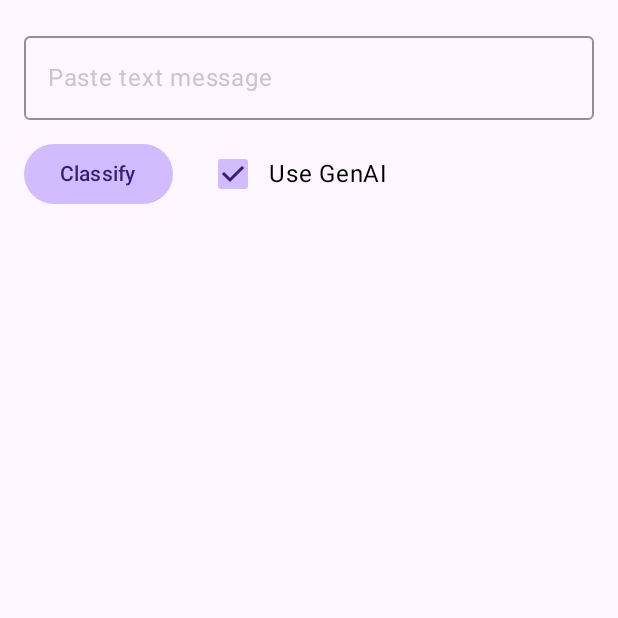
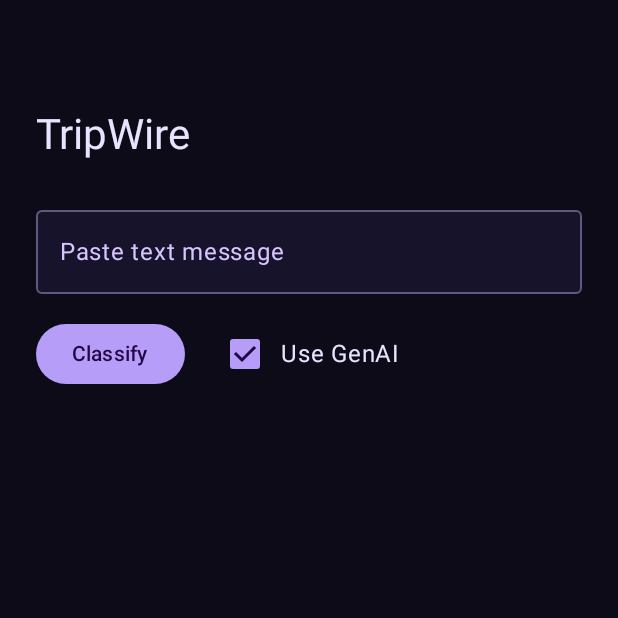
Before and after one commit to Tdarra/tripwire, an Android app built with Jetpack Compose: the screen it shows after launch (MainActivity), on a phone screen of 412 x 824 dp, the top half of it. Run offline under Robolectric (Android 15) with nearby library versions, the light colour scheme and no system bars; libraries missing offline, so code that uses them is left out: com.google.ai.client.

Commit message:
Fix OutlinedTextField color configuration

```diff
--- a/app/src/main/java/com/example/tripwire/ui/ScamScanScreen.kt
+++ b/app/src/main/java/com/example/tripwire/ui/ScamScanScreen.kt
@@ -1,5 +1,6 @@
 package com.example.tripwire.ui
 
+import androidx.compose.foundation.background
 import androidx.compose.foundation.layout.*
 import androidx.compose.material3.*
 import androidx.compose.runtime.Composable
@@ -15,15 +16,47 @@ fun ScamScanScreen(viewModel: ScamScanViewModel) {
     val input by viewModel.input.collectAsState()
     val useGenAI by viewModel.useGenAI.collectAsState()
 
-    Column(Modifier.padding(16.dp)) {
+    Box(
+        modifier = Modifier
+            .fillMaxSize()
+            .background(MaterialTheme.colorScheme.background)
+    ) {
+        Column(
+            modifier = Modifier
+                .align(Alignment.TopCenter)
+                .fillMaxWidth()
+                .fillMaxHeight(0.75f)
+                .padding(horizontal = 24.dp)
+                .padding(top = 72.dp, bottom = 32.dp),
+            horizontalAlignment = Alignment.Start
+        ) {
+            Text(
+                text = "TripWire",
+                style = MaterialTheme.typography.headlineMedium,
+                color = MaterialTheme.colorScheme.onBackground
+            )
+
+            Spacer(Modifier.height(24.dp))
+
             OutlinedTextField(
                 value = input,
                 onValueChange = { viewModel.input.value = it },
                 label = { Text("Paste text message") },
-            modifier = Modifier.fillMaxWidth()
+                modifier = Modifier.fillMaxWidth(),
+                colors = OutlinedTextFieldDefaults.colors(
+                    focusedTextColor = MaterialTheme.colorScheme.onSurface,
+                    unfocusedTextColor = MaterialTheme.colorScheme.onSurface,
+                    cursorColor = MaterialTheme.colorScheme.primary,
+                    focusedBorderColor = MaterialTheme.colorScheme.primary,
+                    unfocusedBorderColor = MaterialTheme.colorScheme.outline,
+                    focusedLabelColor = MaterialTheme.colorScheme.primary,
+                    unfocusedLabelColor = MaterialTheme.colorScheme.onSurfaceVariant,
+                    focusedContainerColor = MaterialTheme.colorScheme.surface,
+                    unfocusedContainerColor = MaterialTheme.colorScheme.surface
+                )
             )
 
-        Spacer(Modifier.height(12.dp))
+            Spacer(Modifier.height(16.dp))
 
             Row(
                 verticalAlignment = Alignment.CenterVertically,
@@ -31,17 +64,31 @@ fun ScamScanScreen(viewModel: ScamScanViewModel) {
             ) {
                 Button(
                     onClick = { viewModel.classify() },
-                enabled = uiState !is UiState.Loading
-            ) { Text(if (uiState is UiState.Loading) "Classifying…" else "Classify") }
+                    enabled = uiState !is UiState.Loading,
+                    colors = ButtonDefaults.buttonColors(
+                        containerColor = MaterialTheme.colorScheme.primary,
+                        contentColor = MaterialTheme.colorScheme.onPrimary
+                    )
+                ) {
+                    Text(if (uiState is UiState.Loading) "Classifying…" else "Classify")
+                }
 
                 Spacer(Modifier.width(16.dp))
 
                 Row(verticalAlignment = Alignment.CenterVertically) {
                     Checkbox(
                         checked = useGenAI,
-                    onCheckedChange = viewModel::setUseGenAI
+                        onCheckedChange = viewModel::setUseGenAI,
+                        colors = CheckboxDefaults.colors(
+                            checkedColor = MaterialTheme.colorScheme.primary,
+                            uncheckedColor = MaterialTheme.colorScheme.outline,
+                            checkmarkColor = MaterialTheme.colorScheme.onPrimary
                         )
-                Text("Use GenAI")
+                    )
+                    Text(
+                        "Use GenAI",
+                        color = MaterialTheme.colorScheme.onBackground
+                    )
                 }
             }
 
@@ -52,11 +99,17 @@ fun ScamScanScreen(viewModel: ScamScanViewModel) {
                     text = (uiState as UiState.Error).message,
                     color = MaterialTheme.colorScheme.error
                 )
+
                 is UiState.Success -> {
                     val s = uiState as UiState.Success
-                Text("Verdict: ${s.label} • ${s.raw}")
+                    Text(
+                        "Verdict: ${s.label} • ${s.raw}",
+                        color = MaterialTheme.colorScheme.onBackground
+                    )
                 }
+
                 else -> {}
             }
         }
     }
+}
--- a/app/src/main/java/com/example/tripwire/ui/theme/Color.kt
+++ b/app/src/main/java/com/example/tripwire/ui/theme/Color.kt
@@ -9,3 +9,12 @@ val Pink80 = Color(0xFFEFB8C8)
 val Purple40 = Color(0xFF6650a4)
 val PurpleGrey40 = Color(0xFF625b71)
 val Pink40 = Color(0xFF7D5260)
+
+val NightSky = Color(0xFF0E0B18)
+val DeepSurface = Color(0xFF17132A)
+val LavenderPrimary = Color(0xFFB69DF8)
+val LavenderSecondary = Color(0xFF9E8BFF)
+val LavenderTertiary = Color(0xFFD6C5FF)
+val OnDark = Color(0xFFE8E4FF)
+val OutlineLavender = Color(0xFF5F5980)
+val SurfaceVariantDark = Color(0xFF262141)
--- a/app/src/main/java/com/example/tripwire/ui/theme/Theme.kt
+++ b/app/src/main/java/com/example/tripwire/ui/theme/Theme.kt
@@ -3,10 +3,27 @@ package com.example.tripwire.ui.theme
 import androidx.compose.material3.MaterialTheme
 import androidx.compose.material3.darkColorScheme
 import androidx.compose.runtime.Composable
+import androidx.compose.ui.graphics.Color
 
-private val scheme = darkColorScheme()
+private val scheme = darkColorScheme(
+    primary = LavenderPrimary,
+    onPrimary = Color(0xFF230744),
+    secondary = LavenderSecondary,
+    onSecondary = Color(0xFF1C0A38),
+    tertiary = LavenderTertiary,
+    onTertiary = Color(0xFF2A103E),
+    background = NightSky,
+    onBackground = OnDark,
+    surface = DeepSurface,
+    onSurface = OnDark,
+    surfaceVariant = SurfaceVariantDark,
+    onSurfaceVariant = LavenderTertiary,
+    outline = OutlineLavender,
+    error = Color(0xFFFFB4AB),
+    onError = Color(0xFF690005)
+)
 
 @Composable
 fun AppTheme(content: @Composable () -> Unit) {
-    MaterialTheme(colorScheme = scheme, content = content)
+    MaterialTheme(colorScheme = scheme, typography = Typography, content = content)
 }
```
Lines whose indentation alone changed are shown as unchanged.
